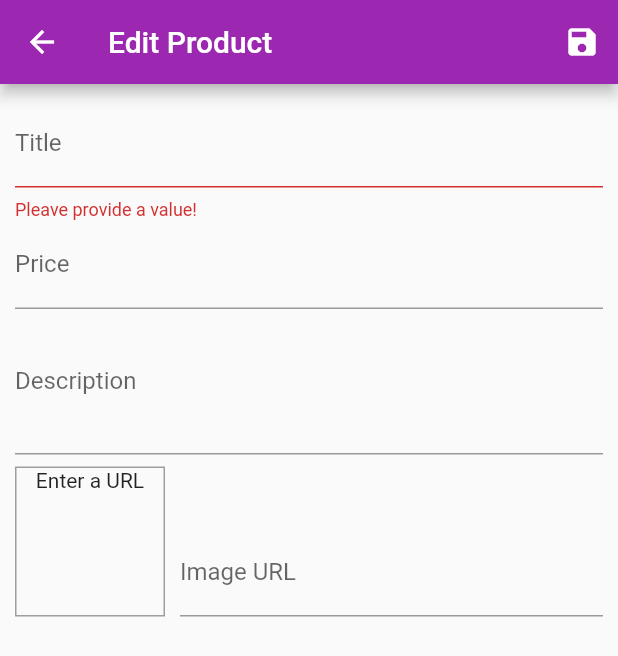
After one commit to uzaircode/shop_app, a Flutter app: the EditProductScreen screen opened by its route, after a tap on the "save" icon, on a phone screen of 412 x 824 dp. The commit adds this screen. Shown: the top 656 px of the screen. Run offline on Flutter 3.47's test engine with Material 2 defaults, Android fonts, the phone set to English and light mode, and no system bars; network calls fail.

Commit message:
Section 10

```diff
--- a/lib/main.dart
+++ b/lib/main.dart
@@ -1,5 +1,7 @@
 import 'package:flutter/material.dart';
 import 'package:flutter_complete_guide/providers/cart.dart';
+import 'package:flutter_complete_guide/screens/edit_product_screen.dart';
+import 'package:flutter_complete_guide/screens/user_products_screen.dart';
 import 'package:provider/provider.dart';
 import './screens/products_overview_screen.dart';
 import './screens/products_detail_screen.dart';
@@ -36,7 +38,9 @@ class MyApp extends StatelessWidget {
         routes: {
           ProductDetailScreen.routeName: (ctx) => ProductDetailScreen(),
           CartScreen.routeName: (ctx) => CartScreen(),
-          OrderScreen.routeName: (ctx) => OrderScreen()
+          OrderScreen.routeName: (ctx) => OrderScreen(),
+          UserProductsScreen.routeName: (ctx) => UserProductsScreen(),
+          EditProductScreen.routeName: (ctx) => EditProductScreen(),
         },
       ),
     );
--- /dev/null
+++ b/lib/screens/edit_product_screen.dart
@@ -0,0 +1,191 @@
+import 'package:flutter/material.dart';
+import 'package:flutter/services.dart';
+
+import '../providers/product.dart';
+
+class EditProductScreen extends StatefulWidget {
+  static const routeName = '/edit-product';
+
+  @override
+  State<EditProductScreen> createState() => _EditProductScreenState();
+}
+
+class _EditProductScreenState extends State<EditProductScreen> {
+  final _priceFocusNode = FocusNode();
+  final _descriptionFocusNode = FocusNode();
+  final _imageUrlController = TextEditingController();
+  final _imageUrlFocusNode = FocusNode();
+  final _form = GlobalKey<FormState>();
+  var _editedProduct =
+      Product(id: null, title: '', price: 0, description: '', imageUrl: '');
+
+  @override
+  void initState() {
+    _imageUrlFocusNode.addListener(_updateImageUrl);
+    super.initState();
+  }
+
+  //preventing memory leak
+  @override
+  void dispose() {
+    // TODO: implement dispose
+    _imageUrlFocusNode.removeListener(_updateImageUrl);
+    _priceFocusNode.dispose();
+    _descriptionFocusNode.dispose();
+    _imageUrlController.dispose();
+    _imageUrlFocusNode.dispose();
+    super.dispose();
+  }
+
+  void _updateImageUrl() {
+    if (!_imageUrlFocusNode.hasFocus) {
+      setState(() {});
+    }
+  }
+
+  void _saveForm() {
+    final isValid = _form.currentState.validate();
+    if(!isValid) {
+      //stop the function execution
+      return;
+    }
+    _form.currentState.save();
+    print(_editedProduct.title);
+    print(_editedProduct.description);
+    print(_editedProduct.price);
+    print(_editedProduct.imageUrl);
+  }
+
+  @override
+  Widget build(BuildContext context) {
+    return Scaffold(
+      appBar: AppBar(
+        title: const Text('Edit Product'),
+        actions: [
+          IconButton(
+            icon: const Icon(Icons.save),
+            onPressed: _saveForm,
+          ),
+        ],
+      ),
+      body: Padding(
+        padding: const EdgeInsets.all(10.0),
+        child: Form(
+          key: _form,
+          child: ListView(
+            children: [
+              TextFormField(
+                decoration: const InputDecoration(labelText: 'Title'),
+                textInputAction: TextInputAction.next,
+                keyboardType: TextInputType.text,
+                onFieldSubmitted: (_) {
+                  FocusScope.of(context).requestFocus(_priceFocusNode);
+                },
+                validator: (value) {
+                  if(value.isEmpty) {
+                    return 'Pleave provide a value!';
+                  } else {
+                    return null;
+                  }
+                },
+                onSaved: (value) {
+                  _editedProduct = Product(
+                    title: value,
+                    price: _editedProduct.price,
+                    description: _editedProduct.description,
+                    imageUrl: _editedProduct.imageUrl,
+                    id: null,
+                  );
+                },
+              ),
+              TextFormField(
+                decoration: const InputDecoration(labelText: 'Price'),
+                textInputAction: TextInputAction.next,
+                keyboardType: TextInputType.text,
+                focusNode: _priceFocusNode,
+                onFieldSubmitted: (_) {
+                  FocusScope.of(context).requestFocus(_descriptionFocusNode);
+                },
+                onSaved: (value) {
+                  _editedProduct = Product(
+                    title: _editedProduct.title,
+                    price: double.parse(value),
+                    description: _editedProduct.description,
+                    imageUrl: _editedProduct.imageUrl,
+                    id: null,
+                  );
+                },
+              ),
+              TextFormField(
+                decoration: const InputDecoration(labelText: 'Description'),
+                maxLines: 3,
+                focusNode: _descriptionFocusNode,
+                keyboardType: TextInputType.multiline,
+                onSaved: (value) {
+                  _editedProduct = Product(
+                    title: _editedProduct.title,
+                    price: _editedProduct.price,
+                    description: value,
+                    imageUrl: _editedProduct.imageUrl,
+                    id: null,
+                  );
+                },
+              ),
+              Row(
+                crossAxisAlignment: CrossAxisAlignment.end,
+                children: [
+                  Container(
+                    width: 100,
+                    height: 100,
+                    margin: const EdgeInsets.only(top: 8, right: 10),
+                    decoration: BoxDecoration(
+                      border: Border.all(
+                        width: 1,
+                        color: Colors.grey,
+                      ),
+                    ),
+                    child: _imageUrlController.text.isEmpty
+                        ? const Text(
+                            'Enter a URL',
+                            textAlign: TextAlign.center,
+                          )
+                        : FittedBox(
+                            child: Image.network(
+                              _imageUrlController.text,
+                              fit: BoxFit.cover,
+                            ),
+                          ),
+                  ),
+                  Expanded(
+                    child: TextFormField(
+                      decoration: const InputDecoration(labelText: 'Image URL'),
+                      keyboardType: TextInputType.url,
+                      textInputAction: TextInputAction.done,
+                      controller: _imageUrlController,
+                      focusNode: _imageUrlFocusNode,
+                      onFieldSubmitted: (_) => _saveForm(),
+                      onEditingComplete: () {
+                        setState(() {
+                          _imageUrlController;
+                        });
+                      },
+                      onSaved: (value) {
+                        _editedProduct = Product(
+                          title: _editedProduct.title,
+                          price: _editedProduct.price,
+                          description: _editedProduct.description,
+                          imageUrl: value,
+                          id: null,
+                        );
+                      },
+                    ),
+                  ),
+                ],
+              ),
+            ],
+          ),
+        ),
+      ),
+    );
+  }
+}
--- a/lib/widgets/app_drawer.dart
+++ b/lib/widgets/app_drawer.dart
@@ -1,5 +1,6 @@
 import 'package:flutter/material.dart';
 import 'package:flutter_complete_guide/screens/orders_screen.dart';
+import 'package:flutter_complete_guide/screens/user_products_screen.dart';
 
 class AppDrawer extends StatelessWidget {
   @override
@@ -13,22 +14,31 @@ class AppDrawer extends StatelessWidget {
           ),
           const Divider(),
           ListTile(
-            leading: Icon(Icons.shop),
-            title: Text('Shop'),
+            leading: const Icon(Icons.shop),
+            title: const Text('Shop'),
             onTap: () {
               Navigator.of(context).pushReplacementNamed('/');
             },
           ),
           const Divider(),
           ListTile(
-            leading: Icon(Icons.shop),
-            title: Text('Orders'),
+            leading: const Icon(Icons.shop),
+            title: const Text('Orders'),
             onTap: () {
               Navigator.of(context).pushReplacementNamed(
                 OrderScreen.routeName,
               );
             },
-          )
+          ),
+          ListTile(
+            leading: const Icon(Icons.edit),
+            title: const Text('Manage Products'),
+            onTap: () {
+              Navigator.of(context).pushReplacementNamed(
+                UserProductsScreen.routeName,
+              );
+            },
+          ),
         ],
       ),
     );
```
Also changed, not shown: lib/screens/user_products_screen.dart (added, +44 -0 lines), lib/widgets/cart_item.dart (+27 -4 lines), lib/widgets/user_product_item.dart (added, +36 -0 lines).
